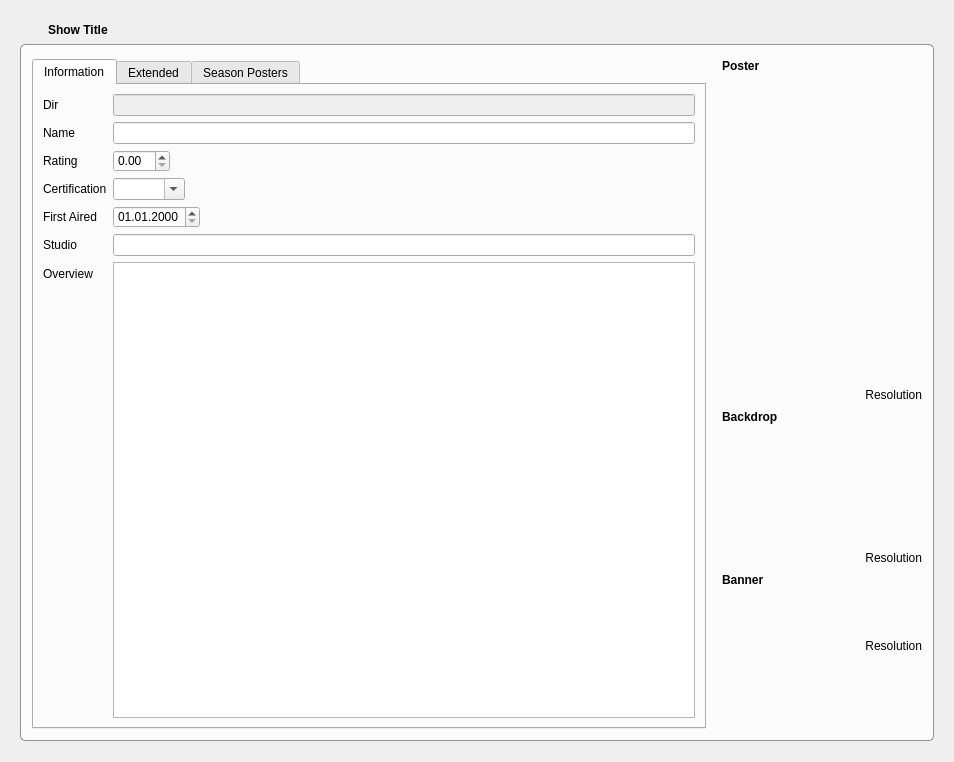
Old version of the form tvShows/TvShowWidgetTvShow.ui in the repository Komet/MediaElch.
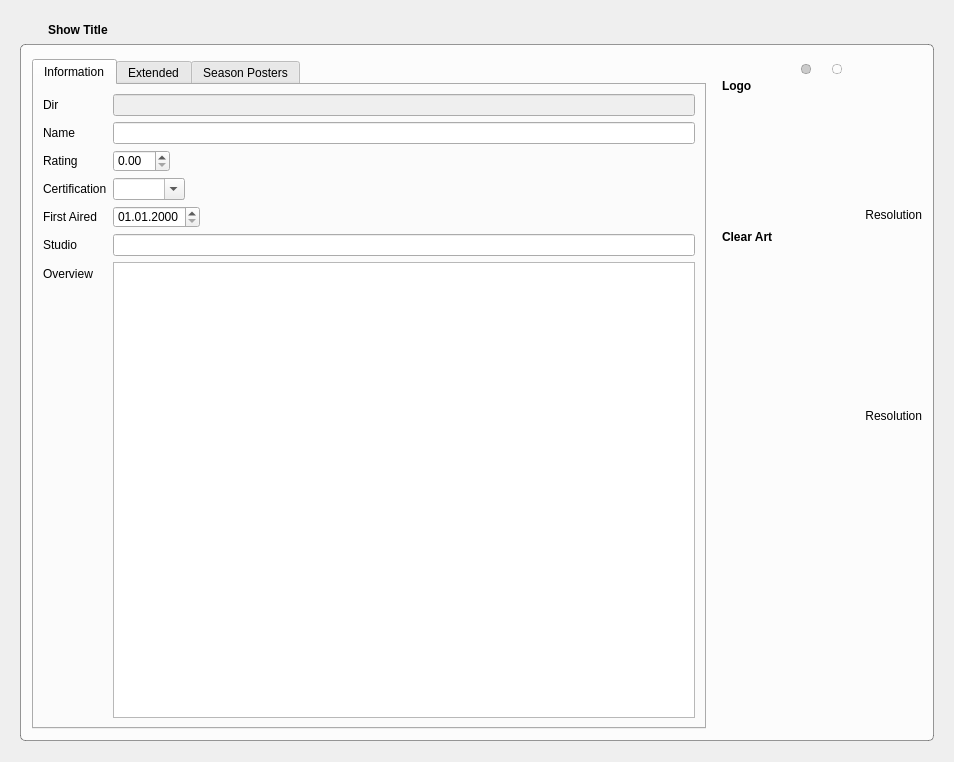
New version of the form. The open tabs and pages were chosen to show the change. Icons and pictures are not drawn. Custom widgets are drawn as their Qt base class.

Commit message: Fanart.tv support for tv shows, small improvements and bugfixes

Diff of the .ui file:
```diff
--- a/tvShows/TvShowWidgetTvShow.ui
+++ b/tvShows/TvShowWidgetTvShow.ui
@@ -89,7 +89,7 @@
      <property name="title">
       <string/>
      </property>
-     <layout class="QHBoxLayout" name="horizontalLayout_2">
+     <layout class="QHBoxLayout" name="horizontalLayout_2" stretch="1,0">
       <item>
        <widget class="QTabWidget" name="tabWidget">
         <property name="focusPolicy">
@@ -526,7 +526,10 @@
        </widget>
       </item>
       <item>
-       <layout class="QVBoxLayout" name="verticalLayout_6">
+       <layout class="QVBoxLayout" name="verticalLayout_6" stretch="0,1">
+        <property name="spacing">
+         <number>0</number>
+        </property>
         <property name="leftMargin">
          <number>10</number>
         </property>
@@ -534,6 +537,114 @@
          <number>0</number>
         </property>
         <item>
+         <layout class="QHBoxLayout" name="horizontalLayout_12">
+          <property name="spacing">
+           <number>12</number>
+          </property>
+          <item>
+           <spacer name="horizontalSpacer_7">
+            <property name="orientation">
+             <enum>Qt::Horizontal</enum>
+            </property>
+            <property name="sizeHint" stdset="0">
+             <size>
+              <width>40</width>
+              <height>1</height>
+             </size>
+            </property>
+           </spacer>
+          </item>
+          <item>
+           <widget class="QPushButton" name="buttonArtPageOne">
+            <property name="cursor">
+             <cursorShape>PointingHandCursor</cursorShape>
+            </property>
+            <property name="styleSheet">
+             <string notr="true">QPushButton {
+	border: 1px solid rgba(0, 0, 0, 50);
+	border-radius: 4px;
+	padding: 0;
+	margin: 4px;
+	width: 8px;
+	height: 8px;
+}
+
+QPushButton::checked {
+	background-color: rgba(0, 0, 0, 50);
+}
+
+QPushButton::hover {
+	border: 1px solid rgba(0, 0, 0, 80);
+}</string>
+            </property>
+            <property name="text">
+             <string/>
+            </property>
+            <property name="checkable">
+             <bool>true</bool>
+            </property>
+            <property name="checked">
+             <bool>true</bool>
+            </property>
+           </widget>
+          </item>
+          <item>
+           <widget class="QPushButton" name="buttonArtPageTwo">
+            <property name="cursor">
+             <cursorShape>PointingHandCursor</cursorShape>
+            </property>
+            <property name="styleSheet">
+             <string notr="true">QPushButton {
+	border: 1px solid rgba(0, 0, 0, 50);
+	border-radius: 4px;
+	padding: 0;
+	margin: 5px;
+	width: 8px;
+	height: 8px;
+}
+
+QPushButton::checked {
+	background-color: rgba(0, 0, 0, 50);
+}
+
+QPushButton::hover {
+	border: 1px solid rgba(0, 0, 0, 70);
+}</string>
+            </property>
+            <property name="text">
+             <string/>
+            </property>
+            <property name="checkable">
+             <bool>true</bool>
+            </property>
+           </widget>
+          </item>
+          <item>
+           <spacer name="horizontalSpacer_8">
+            <property name="orientation">
+             <enum>Qt::Horizontal</enum>
+            </property>
+            <property name="sizeHint" stdset="0">
+             <size>
+              <width>40</width>
+              <height>1</height>
+             </size>
+            </property>
+           </spacer>
+          </item>
+         </layout>
+        </item>
+        <item>
+         <widget class="QStackedWidget" name="artStackedWidget">
+          <property name="currentIndex">
+           <number>0</number>
+          </property>
+          <widget class="QWidget" name="page">
+           <layout class="QVBoxLayout" name="verticalLayout_5">
+            <property name="margin">
+             <number>0</number>
+            </property>
+            <item>
          <widget class="QLabel" name="label_13">
           <property name="font">
            <font>
@@ -790,6 +901,190 @@
          </spacer>
         </item>
        </layout>
+          </widget>
+          <widget class="QWidget" name="page_2">
+           <layout class="QVBoxLayout" name="verticalLayout_7">
+            <property name="margin">
+             <number>0</number>
+            </property>
+            <item>
+             <widget class="QLabel" name="label_12">
+              <property name="font">
+               <font>
+                <weight>75</weight>
+                <bold>true</bold>
+               </font>
+              </property>
+              <property name="text">
+               <string>Logo</string>
+              </property>
+             </widget>
+            </item>
+            <item>
+             <widget class="MyLabel" name="logo">
+              <property name="minimumSize">
+               <size>
+                <width>200</width>
+                <height>100</height>
+               </size>
+              </property>
+              <property name="maximumSize">
+               <size>
+                <width>200</width>
+                <height>100</height>
+               </size>
+              </property>
+              <property name="cursor">
+               <cursorShape>PointingHandCursor</cursorShape>
+              </property>
+              <property name="toolTip">
+               <string>Click to Change</string>
+              </property>
+              <property name="text">
+               <string/>
+              </property>
+              <property name="pixmap">
+               <pixmap resource="../MediaElch.qrc">:/img/pictures_alt.png</pixmap>
+              </property>
+              <property name="alignment">
+               <set>Qt::AlignCenter</set>
+              </property>
+             </widget>
+            </item>
+            <item>
+             <layout class="QHBoxLayout" name="horizontalLayout_13">
+              <item>
+               <widget class="QToolButton" name="buttonPreviewLogo">
+                <property name="cursor">
+                 <cursorShape>PointingHandCursor</cursorShape>
+                </property>
+                <property name="toolTip">
+                 <string>Full preview</string>
+                </property>
+                <property name="styleSheet">
+                 <string notr="true">QToolButton {
+	border: none;
+}</string>
+                </property>
+                <property name="text">
+                 <string/>
+                </property>
+                <property name="icon">
+                 <iconset resource="../MediaElch.qrc">
+                  <normaloff>:/img/zoom_in.png</normaloff>:/img/zoom_in.png</iconset>
+                </property>
+               </widget>
+              </item>
+              <item>
+               <widget class="QLabel" name="logoResolution">
+                <property name="text">
+                 <string>Resolution</string>
+                </property>
+                <property name="alignment">
+                 <set>Qt::AlignRight|Qt::AlignTrailing|Qt::AlignVCenter</set>
+                </property>
+               </widget>
+              </item>
+             </layout>
+            </item>
+            <item>
+             <widget class="QLabel" name="label_25">
+              <property name="font">
+               <font>
+                <weight>75</weight>
+                <bold>true</bold>
+               </font>
+              </property>
+              <property name="text">
+               <string>Clear Art</string>
+              </property>
+             </widget>
+            </item>
+            <item>
+             <widget class="MyLabel" name="clearArt">
+              <property name="minimumSize">
+               <size>
+                <width>200</width>
+                <height>150</height>
+               </size>
+              </property>
+              <property name="maximumSize">
+               <size>
+                <width>200</width>
+                <height>150</height>
+               </size>
+              </property>
+              <property name="cursor">
+               <cursorShape>PointingHandCursor</cursorShape>
+              </property>
+              <property name="toolTip">
+               <string>Click to Change</string>
+              </property>
+              <property name="text">
+               <string/>
+              </property>
+              <property name="pixmap">
+               <pixmap resource="../MediaElch.qrc">:/img/pictures_alt.png</pixmap>
+              </property>
+              <property name="alignment">
+               <set>Qt::AlignCenter</set>
+              </property>
+             </widget>
+            </item>
+            <item>
+             <layout class="QHBoxLayout" name="horizontalLayout_14">
+              <item>
+               <widget class="QToolButton" name="buttonPreviewClearArt">
+                <property name="cursor">
+                 <cursorShape>PointingHandCursor</cursorShape>
+                </property>
+                <property name="toolTip">
+                 <string>Full preview</string>
+                </property>
+                <property name="styleSheet">
+                 <string notr="true">QToolButton {
+	border: none;
+}</string>
+                </property>
+                <property name="text">
+                 <string/>
+                </property>
+                <property name="icon">
+                 <iconset resource="../MediaElch.qrc">
+                  <normaloff>:/img/zoom_in.png</normaloff>:/img/zoom_in.png</iconset>
+                </property>
+               </widget>
+              </item>
+              <item>
+               <widget class="QLabel" name="clearArtResolution">
+                <property name="text">
+                 <string>Resolution</string>
+                </property>
+                <property name="alignment">
+                 <set>Qt::AlignRight|Qt::AlignTrailing|Qt::AlignVCenter</set>
+                </property>
+               </widget>
+              </item>
+             </layout>
+            </item>
+            <item>
+             <spacer name="verticalSpacer_3">
+              <property name="orientation">
+               <enum>Qt::Vertical</enum>
+              </property>
+              <property name="sizeHint" stdset="0">
+               <size>
+                <width>20</width>
+                <height>40</height>
+               </size>
+              </property>
+             </spacer>
+            </item>
+           </layout>
+          </widget>
+         </widget>
+        </item>
+       </layout>
       </item>
      </layout>
     </widget>
```
Left out of the diff: 41 changed lines with no effect on the pictures. Lines whose indentation alone changed are shown as unchanged. The commit also changes 27 other files.
